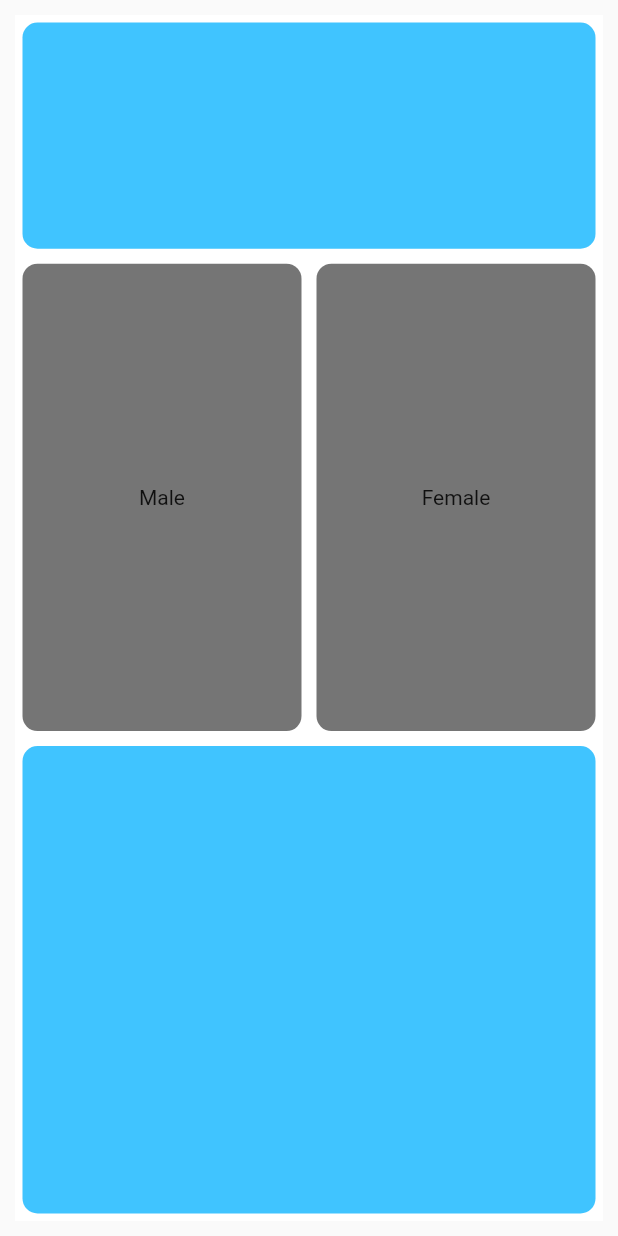
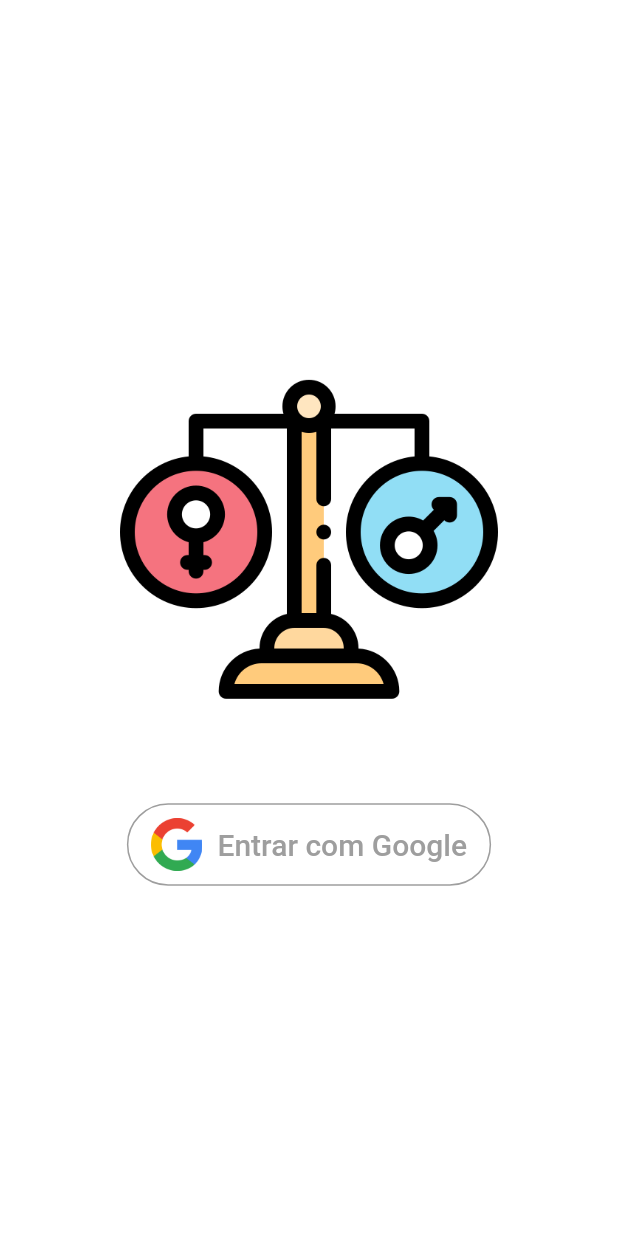
Before and after one commit to rodrigoddc/revelationtea, a Flutter app: the screen it shows after launch, on a phone screen of 412 x 824 dp. Run offline on Flutter 3.47's test engine with Material 2 defaults, Android fonts, the phone set to English and light mode, and no system bars; our stand-ins replace firebase_auth, google_sign_in; accounts and stored records are empty.

Commit message:
Google login

```diff
--- a/lib/main.dart
+++ b/lib/main.dart
@@ -1,5 +1,6 @@
 import 'package:flutter/material.dart';
 import 'package:revelationtea/screens/home.dart';
+import 'package:revelationtea/screens/login.dart';
 
 void main() {
   runApp(MyApp());
@@ -11,10 +12,22 @@ class MyApp extends StatelessWidget {
   Widget build(BuildContext context) {
     return MaterialApp(
       title: 'Revelation Tea',
-      initialRoute: 'home',
+      initialRoute: LoginPage.id,
       routes: {
         Home.id: (context) => Home(),
+        LoginPage.id: (context) => LoginPage(),
       },
+      theme: ThemeData(
+        primaryColor: Colors.black,
+        textTheme: TextTheme(
+          bodyText1: TextStyle(
+            color: Colors.white,
+          ),
+          bodyText2: TextStyle(
+            color: Colors.white,
+          ),
+        ),
+      ),
     );
   }
 }
--- a/lib/screens/login.dart
+++ b/lib/screens/login.dart
@@ -0,0 +1,36 @@
+import 'package:flutter/material.dart';
+import 'package:revelationtea/widgets/signin_button.dart';
+
+class LoginPage extends StatefulWidget {
+  static const String id = 'login_page';
+
+  @override
+  _LoginPageState createState() => _LoginPageState();
+}
+
+class _LoginPageState extends State<LoginPage> {
+  @override
+  Widget build(BuildContext context) {
+    return Scaffold(
+      body: Container(
+        color: Colors.white,
+        child: Center(
+          child: Column(
+            mainAxisSize: MainAxisSize.max,
+            mainAxisAlignment: MainAxisAlignment.center,
+            children: <Widget>[
+              Container(
+                padding: EdgeInsets.symmetric(horizontal: 80),
+                child: Image(
+                  image: AssetImage('assets/img/gender_balance.png'),
+                ),
+              ),
+              SizedBox(height: 50),
+              SigninButton(),
+            ],
+          ),
+        ),
+      ),
+    );
+  }
+}
--- /dev/null
+++ b/lib/widgets/signin_button.dart
@@ -0,0 +1,50 @@
+import 'package:flutter/material.dart';
+import 'package:google_sign_in/google_sign_in.dart';
+import 'package:revelationtea/modules/sign_in.dart';
+import 'package:revelationtea/screens/home.dart';
+
+class SigninButton extends StatelessWidget {
+  @override
+  Widget build(BuildContext context) {
+    return OutlineButton(
+      splashColor: Colors.grey,
+      onPressed: () {
+        signInWithGoogle().whenComplete(() {
+          Navigator.of(context).push(
+            MaterialPageRoute(
+              builder: (context) {
+                return Home();
+              },
+            ),
+          );
+        });
+      },
+      shape: RoundedRectangleBorder(borderRadius: BorderRadius.circular(40)),
+      highlightElevation: 0,
+      borderSide: BorderSide(color: Colors.grey),
+      child: Padding(
+        padding: const EdgeInsets.fromLTRB(0, 10, 0, 10),
+        child: Row(
+          mainAxisSize: MainAxisSize.min,
+          mainAxisAlignment: MainAxisAlignment.center,
+          children: <Widget>[
+            Image(
+              image: AssetImage("assets/img/google_logo.png"),
+              height: 35.0,
+            ),
+            Padding(
+              padding: const EdgeInsets.only(left: 10),
+              child: Text(
+                'Entrar com Google',
+                style: TextStyle(
+                  fontSize: 20,
+                  color: Colors.grey,
+                ),
+              ),
+            )
+          ],
+        ),
+      ),
+    );
+  }
+}
--- a/pubspec.yaml
+++ b/pubspec.yaml
@@ -33,7 +33,9 @@ dependencies:
   firebase_core: ^0.5.0
   firebase_auth: ^0.18.0+1
   cloud_firestore: ^0.14.0+2
-
+  # google_sign_in
+  google_sign_in: ^4.5.3
+  # GetX
   get: ^3.5.1
 
 dev_dependencies:
@@ -54,6 +56,7 @@ flutter:
   # To add assets to your application, add an assets section, like this:
   assets:
     - assets/
+    - assets/img/
   #   - images/a_dot_ham.jpeg
 
   # An image asset can refer to one or more resolution-specific "variants", see
```
Also changed, not shown: lib/modules/sign_in.dart (added, +29 -0 lines), lib/screens/home.dart (+9 -1 lines), assets/img/gender_balance.png (added), assets/img/gender_balance.svg (added), assets/img/google_logo.png (added), lib/widgets/gender_box.dart (renamed from lib/components/gender_box.dart), pubspec.lock.
